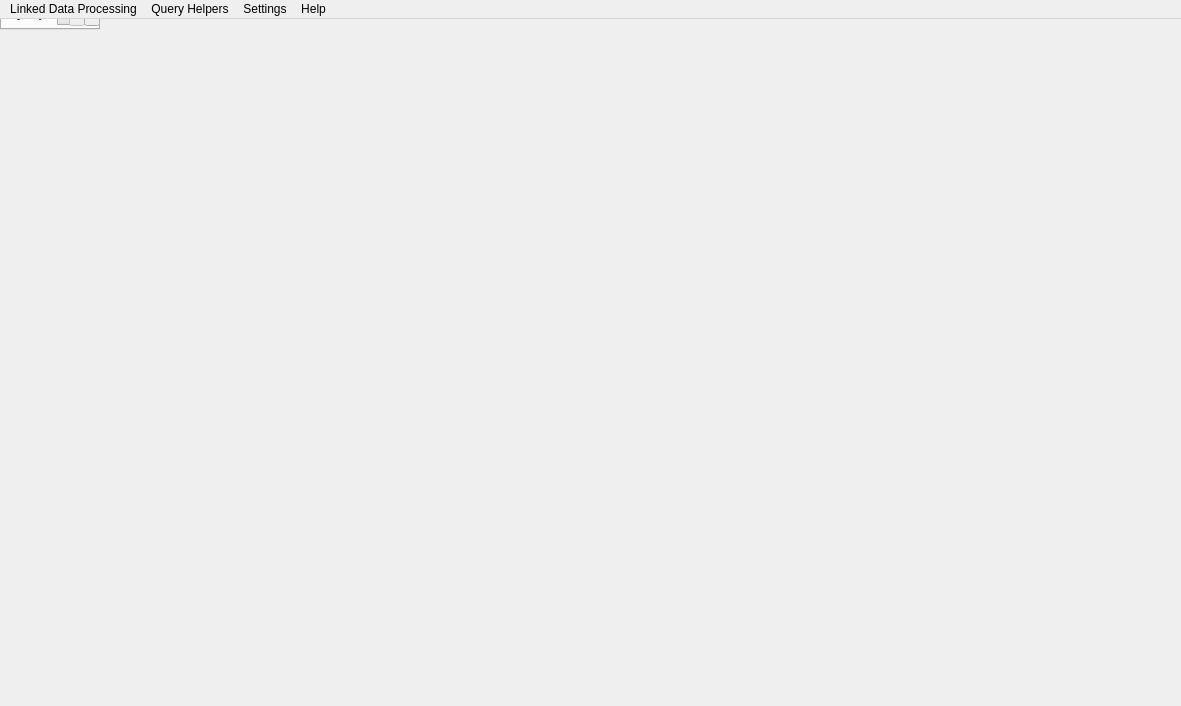
Before: the Qt Designer form dialogs/ui/sparql_unicorn_dialog_base.ui in sparqlunicorn/sparqlunicornGoesGIS, drawn with Qt 5.
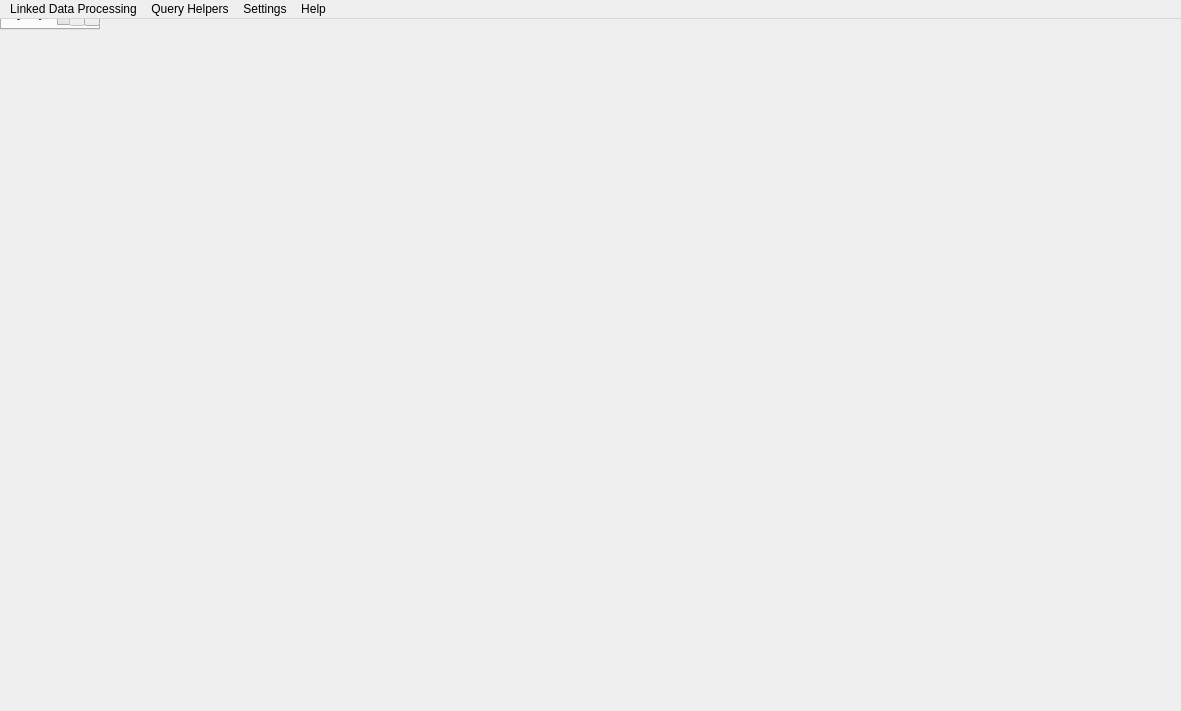
After: the same form once the commit is applied. Icons and pictures are not drawn.

```diff
--- a/dialogs/ui/sparql_unicorn_dialog_base.ui
+++ b/dialogs/ui/sparql_unicorn_dialog_base.ui
@@ -7,7 +7,7 @@
     <x>0</x>
     <y>0</y>
     <width>1181</width>
-    <height>706</height>
+    <height>711</height>
    </rect>
   </property>
   <property name="windowTitle">
```
Left out of the diff: 27 changed lines with no effect on the pictures.
